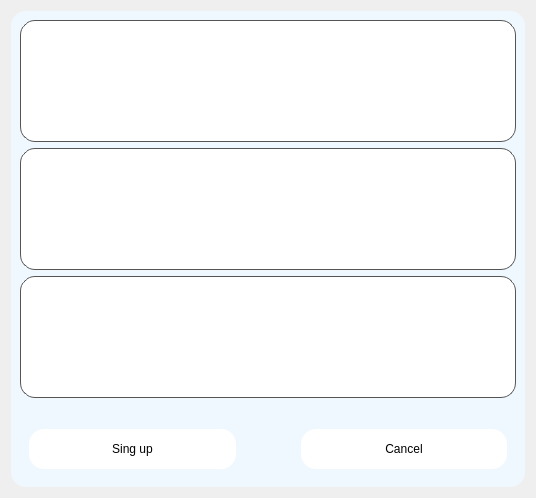
This is KOMUNIKATOR-QSQLITE/registerwindow.ui in Erdevis/KOMUNIKATOR as Qt 5 draws it before an edit. The edited form follows.
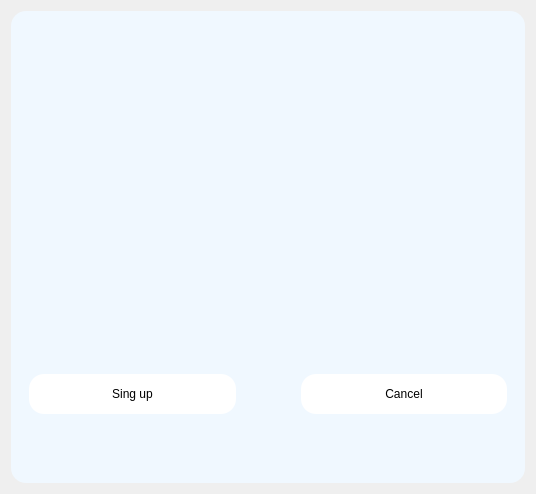
This is the edited form.

Diff of the .ui file:
```diff
--- a/KOMUNIKATOR-QSQLITE/registerwindow.ui
+++ b/KOMUNIKATOR-QSQLITE/registerwindow.ui
@@ -30,121 +30,43 @@
      </property>
      <layout class="QVBoxLayout" name="verticalLayout">
       <item>
-       <widget class="QTextEdit" name="logintxt">
-        <property name="font">
-         <font>
-          <family>Arial</family>
-          <pointsize>12</pointsize>
-         </font>
+       <widget class="QLineEdit" name="logintxt">
+        <property name="minimumSize">
+         <size>
+          <width>0</width>
+          <height>50</height>
+         </size>
         </property>
-        <property name="styleSheet">
-         <string notr="true">QTextEdit {
-    background-color: #ffffff; /* Kolor tła - biały */
-    color: #000000; /* Kolor tekstu - czarny */
-    border: 1px solid #555555; /* Grubość i kolor obramowania */
-    border-radius: 15px; /* Zaokrąglenie rogów - dostosuj według potrzeb */
-    padding: 10px; /* Wewnętrzny odstęp */
-    font-family: Arial, sans-serif; /* Rodzina czcionek */
-    font-size: 12pt; /* Rozmiar czcionki */
-    line-height: 1.5; /* Wysokość linii dla odstępu między wierszami */
-    min-height: 100px; /* Minimalna wysokość pola */
-}
-
-QTextEdit:focus {
-    border: 2px solid #1e90ff; /* Grubość i kolor obramowania po aktywacji - niebieski */
-    outline: none; /* Wyłączanie podświetlenia po aktywacji */
-}</string>
-        </property>
-        <property name="html">
-         <string>&lt;!DOCTYPE HTML PUBLIC &quot;-//W3C//DTD HTML 4.0//EN&quot; &quot;http://www.w3.org/TR/REC-html40/strict.dtd&quot;&gt;
-&lt;html&gt;&lt;head&gt;&lt;meta name=&quot;qrichtext&quot; content=&quot;1&quot; /&gt;&lt;meta charset=&quot;utf-8&quot; /&gt;&lt;style type=&quot;text/css&quot;&gt;
-p, li { white-space: pre-wrap; }
-hr { height: 1px; border-width: 0; }
-li.unchecked::marker { content: &quot;\2610&quot;; }
-li.checked::marker { content: &quot;\2612&quot;; }
-&lt;/style&gt;&lt;/head&gt;&lt;body style=&quot; font-family:'Arial','sans-serif'; font-size:12pt; font-weight:400; font-style:normal;&quot;&gt;
-&lt;p align=&quot;center&quot; style=&quot;-qt-paragraph-type:empty; margin-top:0px; margin-bottom:0px; margin-left:0px; margin-right:0px; -qt-block-indent:0; text-indent:0px; font-family:'Segoe UI'; font-size:9pt;&quot;&gt;&lt;br /&gt;&lt;/p&gt;&lt;/body&gt;&lt;/html&gt;</string>
-        </property>
        </widget>
       </item>
       <item>
-       <widget class="QTextEdit" name="passwordtxt">
-        <property name="font">
-         <font>
-          <family>Arial</family>
-          <pointsize>12</pointsize>
-         </font>
+       <widget class="QLineEdit" name="passwordtxt">
+        <property name="minimumSize">
+         <size>
+          <width>0</width>
+          <height>50</height>
+         </size>
         </property>
-        <property name="styleSheet">
-         <string notr="true">QTextEdit {
-    background-color: #ffffff; /* Kolor tła - biały */
-    color: #000000; /* Kolor tekstu - czarny */
-    border: 1px solid #555555; /* Grubość i kolor obramowania */
-    border-radius: 15px; /* Zaokrąglenie rogów - dostosuj według potrzeb */
-    padding: 10px; /* Wewnętrzny odstęp */
-    font-family: Arial, sans-serif; /* Rodzina czcionek */
-    font-size: 12pt; /* Rozmiar czcionki */
-    line-height: 1.5; /* Wysokość linii dla odstępu między wierszami */
-    min-height: 100px; /* Minimalna wysokość pola */
-}
-
-QTextEdit:focus {
-    border: 2px solid #1e90ff; /* Grubość i kolor obramowania po aktywacji - niebieski */
-    outline: none; /* Wyłączanie podświetlenia po aktywacji */
-}</string>
-        </property>
-        <property name="html">
-         <string>&lt;!DOCTYPE HTML PUBLIC &quot;-//W3C//DTD HTML 4.0//EN&quot; &quot;http://www.w3.org/TR/REC-html40/strict.dtd&quot;&gt;
-&lt;html&gt;&lt;head&gt;&lt;meta name=&quot;qrichtext&quot; content=&quot;1&quot; /&gt;&lt;meta charset=&quot;utf-8&quot; /&gt;&lt;style type=&quot;text/css&quot;&gt;
-p, li { white-space: pre-wrap; }
-hr { height: 1px; border-width: 0; }
-li.unchecked::marker { content: &quot;\2610&quot;; }
-li.checked::marker { content: &quot;\2612&quot;; }
-&lt;/style&gt;&lt;/head&gt;&lt;body style=&quot; font-family:'Arial','sans-serif'; font-size:12pt; font-weight:400; font-style:normal;&quot;&gt;
-&lt;p align=&quot;center&quot; style=&quot;-qt-paragraph-type:empty; margin-top:0px; margin-bottom:0px; margin-left:0px; margin-right:0px; -qt-block-indent:0; text-indent:0px; font-family:'Segoe UI'; font-size:9pt;&quot;&gt;&lt;br /&gt;&lt;/p&gt;&lt;/body&gt;&lt;/html&gt;</string>
-        </property>
        </widget>
       </item>
       <item>
-       <widget class="QTextEdit" name="repeatPasswordtxt">
-        <property name="font">
-         <font>
-          <family>Arial</family>
-          <pointsize>12</pointsize>
-         </font>
-        </property>
-        <property name="styleSheet">
-         <string notr="true">QTextEdit {
-    background-color: #ffffff; /* Kolor tła - biały */
-    color: #000000; /* Kolor tekstu - czarny */
-    border: 1px solid #555555; /* Grubość i kolor obramowania */
-    border-radius: 15px; /* Zaokrąglenie rogów - dostosuj według potrzeb */
-    padding: 10px; /* Wewnętrzny odstęp */
-    font-family: Arial, sans-serif; /* Rodzina czcionek */
-    font-size: 12pt; /* Rozmiar czcionki */
-    line-height: 1.5; /* Wysokość linii dla odstępu między wierszami */
-    min-height: 100px; /* Minimalna wysokość pola */
-}
-
-QTextEdit:focus {
-    border: 2px solid #1e90ff; /* Grubość i kolor obramowania po aktywacji - niebieski */
-    outline: none; /* Wyłączanie podświetlenia po aktywacji */
-}</string>
-        </property>
-        <property name="html">
-         <string>&lt;!DOCTYPE HTML PUBLIC &quot;-//W3C//DTD HTML 4.0//EN&quot; &quot;http://www.w3.org/TR/REC-html40/strict.dtd&quot;&gt;
-&lt;html&gt;&lt;head&gt;&lt;meta name=&quot;qrichtext&quot; content=&quot;1&quot; /&gt;&lt;meta charset=&quot;utf-8&quot; /&gt;&lt;style type=&quot;text/css&quot;&gt;
-p, li { white-space: pre-wrap; }
-hr { height: 1px; border-width: 0; }
-li.unchecked::marker { content: &quot;\2610&quot;; }
-li.checked::marker { content: &quot;\2612&quot;; }
-&lt;/style&gt;&lt;/head&gt;&lt;body style=&quot; font-family:'Arial','sans-serif'; font-size:12pt; font-weight:400; font-style:normal;&quot;&gt;
-&lt;p align=&quot;center&quot; style=&quot;-qt-paragraph-type:empty; margin-top:0px; margin-bottom:0px; margin-left:0px; margin-right:0px; -qt-block-indent:0; text-indent:0px; font-family:'Segoe UI'; font-size:9pt;&quot;&gt;&lt;br /&gt;&lt;/p&gt;&lt;/body&gt;&lt;/html&gt;</string>
+       <widget class="QLineEdit" name="repeatPasswordtxt">
+        <property name="minimumSize">
+         <size>
+          <width>0</width>
+          <height>50</height>
+         </size>
         </property>
        </widget>
       </item>
       <item>
        <widget class="QFrame" name="frame_2">
+        <property name="maximumSize">
+         <size>
+          <width>16777215</width>
+          <height>100</height>
+         </size>
+        </property>
         <property name="font">
          <font>
           <pointsize>12</pointsize>
```
